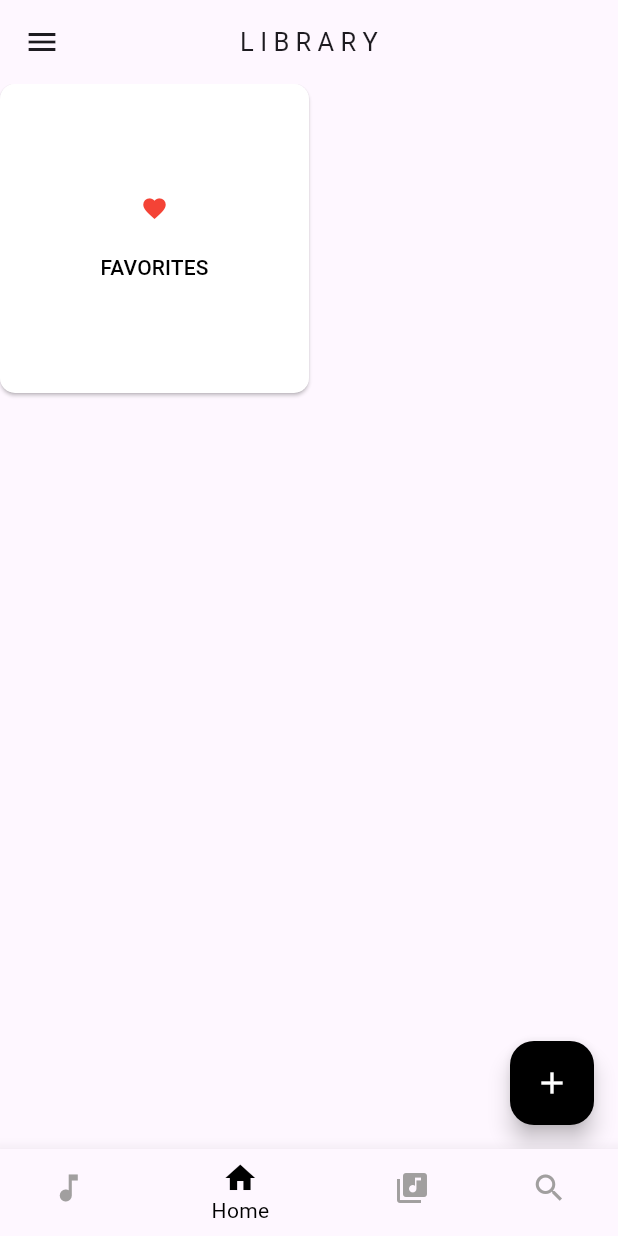
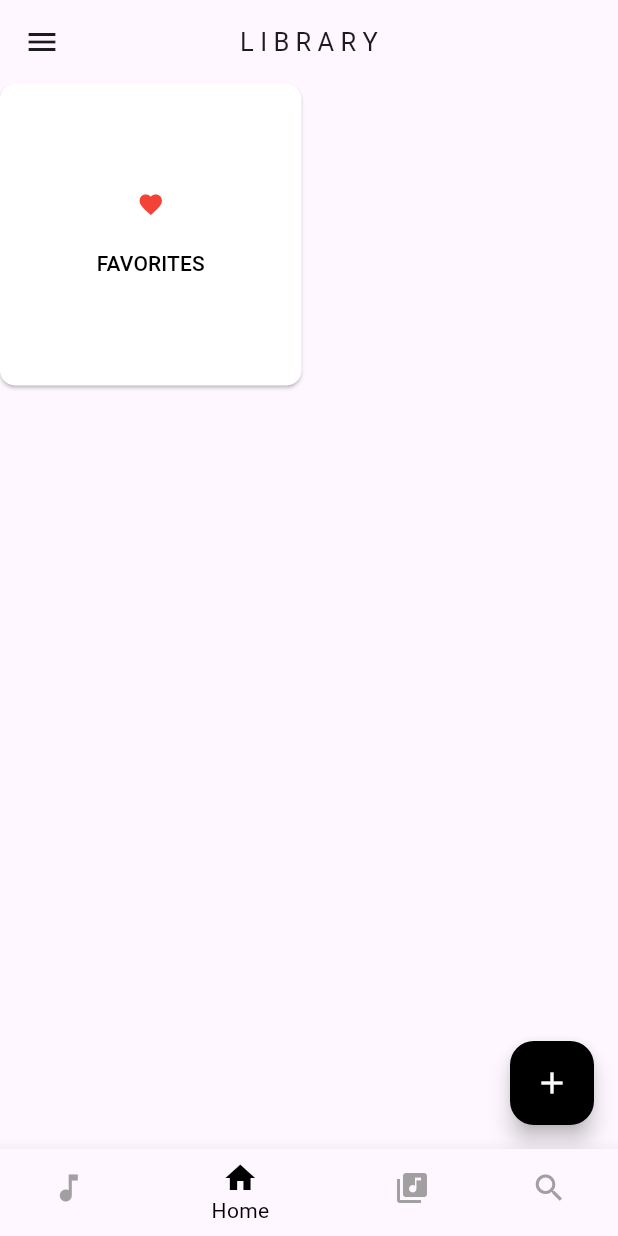
Before and after one commit to AbhilashTitus/apple_music_player, a Flutter app: the screen it shows after launch, item 2 of the bottom bar chosen, after a tap on the "menu" icon, after a tap on the "add" icon, on a phone screen of 412 x 824 dp. Run offline on Flutter 3.47's test engine with Material 3 defaults, Android fonts, the phone set to English and light mode, and no system bars; our stand-ins replace hive, hive_flutter, just_audio, on_audio_query, permission_handler; accounts and stored records are empty.

Commit message:
seems so complicated

```diff
--- a/lib/controls/bottom_navigation_bar.dart
+++ b/lib/controls/bottom_navigation_bar.dart
@@ -17,7 +17,7 @@ class _CustomBottomNavigationBarState extends State<CustomBottomNavigationBar> {
     return BottomNavigationBar(
       elevation: 10.0,
       selectedItemColor: const Color.fromARGB(255, 0, 0, 0),
-      unselectedItemColor: Color.fromARGB(255, 161, 159, 159),
+      unselectedItemColor: const Color.fromARGB(255, 161, 159, 159),
       currentIndex: widget.selectedIndex,
       onTap: widget.onItemTapped,
       items: const [
--- a/lib/screen/allsongs.dart
+++ b/lib/screen/allsongs.dart
@@ -1,58 +1,26 @@
-// ignore_for_file: library_private_types_in_public_api
-
+import 'package:apple_music_player/model/db_helper.dart';
 import 'package:apple_music_player/screen/constants.dart';
 import 'package:apple_music_player/model/MySongModel.dart';
 import 'package:flutter/material.dart';
-import 'package:hive/hive.dart';
-import 'package:on_audio_query/on_audio_query.dart';
-import 'package:permission_handler/permission_handler.dart';
-import 'dart:typed_data';
+import 'package:hive_flutter/hive_flutter.dart';
 
 class AllSongsPage extends StatefulWidget {
   final ValueNotifier<MySongModel?> selectedSongNotifier;
 
-  const AllSongsPage({super.key, required this.selectedSongNotifier});
+  const AllSongsPage({Key? key, required this.selectedSongNotifier})
+      : super(key: key);
 
   @override
   _AllSongsPageState createState() => _AllSongsPageState();
 }
 
 class _AllSongsPageState extends State<AllSongsPage> {
-  bool permissionGranted = false;
+  SongDBHelper dbHelper = SongDBHelper();
 
   @override
   void initState() {
     super.initState();
-    getPermissionStatus();
-  }
-
-  void getPermissionStatus() async {
-    PermissionStatus permission = await Permission.audio.request();
-
-    if (permission.isGranted) {
-      final box = Hive.box<MySongModel>('songs');
-      if (box.isEmpty) {
-        fetchSongs();
-      } else {
-        setState(() {});
-      }
-    }
-  }
-
-  void fetchSongs() async {
-    final songs = await OnAudioQuery().querySongs();
-    final box = Hive.box<MySongModel>('songs');
-    for (var song in songs) {
-      Uint8List? albumArt =
-          await OnAudioQuery().queryArtwork(song.id, ArtworkType.AUDIO);
-      box.add(MySongModel(
-        title: song.title,
-        artist: song.artist ?? '',
-        data: song.data,
-        albumArt: albumArt,
-      ));
-    }
-    setState(() {});
+    dbHelper.getPermissionStatus();
   }
 
   @override
@@ -65,20 +33,13 @@ class _AllSongsPageState extends State<AllSongsPage> {
         ),
         centerTitle: true,
       ),
-      body: FutureBuilder<Box<MySongModel>>(
-        future: Hive.openBox<MySongModel>('songs'),
-        builder: (context, item) {
-          if (item.data == null) {
-            return const Center(
-              child: CircularProgressIndicator(
-                strokeWidth: 2,
-              ),
-            );
-          }
+      body: ValueListenableBuilder(
+        valueListenable: Hive.box<MySongModel>('songs').listenable(),
+        builder: (context, Box<MySongModel> box, _) {
           return ListView.builder(
-            itemCount: item.data?.length ?? 0,
+            itemCount: box.length,
             itemBuilder: (context, index) {
-              MySongModel song = item.data!.getAt(index)!;
+              MySongModel song = box.getAt(index)!;
               return ListTile(
                 leading: SizedBox(
                   width: 50,
--- a/lib/screen/constants.dart
+++ b/lib/screen/constants.dart
@@ -14,7 +14,7 @@ class CustomElevatedButton extends StatelessWidget {
   final String text;
   final Color? iconColor;
 
-  const CustomElevatedButton({
+  const CustomElevatedButton({super.key,
     required this.onPressed,
     required this.onLongPress,
     required this.icon,
@@ -27,7 +27,7 @@ class CustomElevatedButton extends StatelessWidget {
     return ElevatedButton(
       style: ElevatedButton.styleFrom(
         foregroundColor: Colors.black,
-        backgroundColor: Color.fromARGB(255, 255, 255, 255),
+        backgroundColor: const Color.fromARGB(255, 255, 255, 255),
         shape: RoundedRectangleBorder(
           borderRadius: BorderRadius.circular(10),
         ),
@@ -70,13 +70,13 @@ Future<void> showCustomDialog({
           content: Text(content),
           actions: [
             TextButton(
+              onPressed: onCancel,
               child:
                   const Text('Cancel', style: TextStyle(color: Colors.black)),
-              onPressed: onCancel,
             ),
             TextButton(
+              onPressed: onOk,
               child: const Text('OK', style: TextStyle(color: Colors.black)),
-              onPressed: onOk,
             ),
           ],
         ),
@@ -90,7 +90,7 @@ class CustomAppBar extends StatelessWidget implements PreferredSizeWidget {
   final String title;
   final TextStyle style;
 
-  const CustomAppBar({
+  const CustomAppBar({super.key,
     required this.selectedIndex,
     required this.title,
     required this.style,
--- a/lib/screen/home.dart
+++ b/lib/screen/home.dart
@@ -37,7 +37,7 @@ class _HomePageState extends State<HomePage> {
         TextEditingController controller = TextEditingController();
         return Theme(
           data: ThemeData(
-              dialogBackgroundColor: Colors.white,
+              dialogBackgroundColor: Color.fromARGB(255, 255, 255, 255),
               dialogTheme: DialogTheme(
                   shape: RoundedRectangleBorder(
                       borderRadius: BorderRadius.circular(10)))),
@@ -85,6 +85,8 @@ class _HomePageState extends State<HomePage> {
         builder: (context, Box<List> box, _) {
           return GridView.count(
             crossAxisCount: 2,
+            crossAxisSpacing: 10,
+            mainAxisSpacing: 10,
             children: [
               CustomElevatedButton(
                 onPressed: () {
@@ -138,7 +140,7 @@ class _HomePageState extends State<HomePage> {
       ),
       floatingActionButton: FloatingActionButton(
         backgroundColor: const Color.fromARGB(255, 0, 0, 0),
-        foregroundColor: const Color.fromARGB(255, 255, 255, 255),
+        foregroundColor: Color.fromARGB(255, 255, 255, 255),
         onPressed: _addPlaylist,
         child: const Icon(Icons.add),
       ),
--- a/lib/screen/main_screen.dart
+++ b/lib/screen/main_screen.dart
@@ -9,7 +9,7 @@ import 'package:on_audio_query/on_audio_query.dart';
 import '../model/MySongModel.dart';
 
 class MainScreen extends StatefulWidget {
-  const MainScreen({Key? key}) : super(key: key);
+  const MainScreen({super.key});
 
   @override
   State<MainScreen> createState() => _MainScreenState();
@@ -36,7 +36,7 @@ class _MainScreenState extends State<MainScreen> with WidgetsBindingObserver {
       if (selectedSongNotifier.value != null) {
         setState(() {
           _selectedSong = selectedSongNotifier.value;
-          _selectedIndex = 0; // Navigate to NowPlaying screen
+          _selectedIndex = 0;
         });
       }
     });
```
Also changed, not shown: lib/model/db_helper.dart (added, +79 -0 lines), lib/screen/playlist_page.dart (+99 -27 lines), lib/screen/search.dart (+4 -10 lines), pubspec.yaml (+7 -0 lines), assets/AppLogo.JPG (added).
